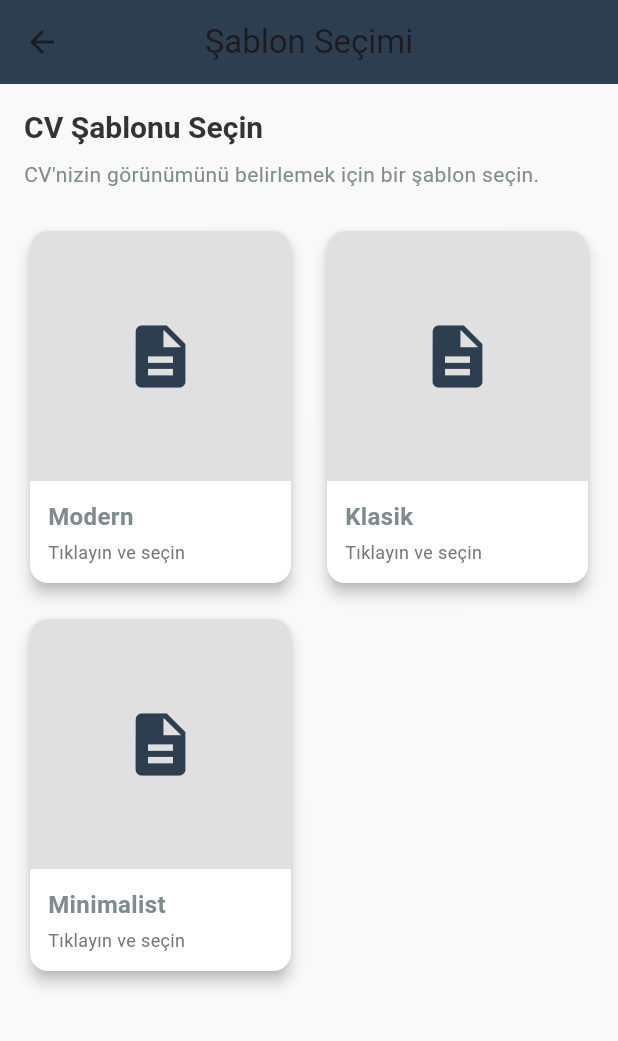
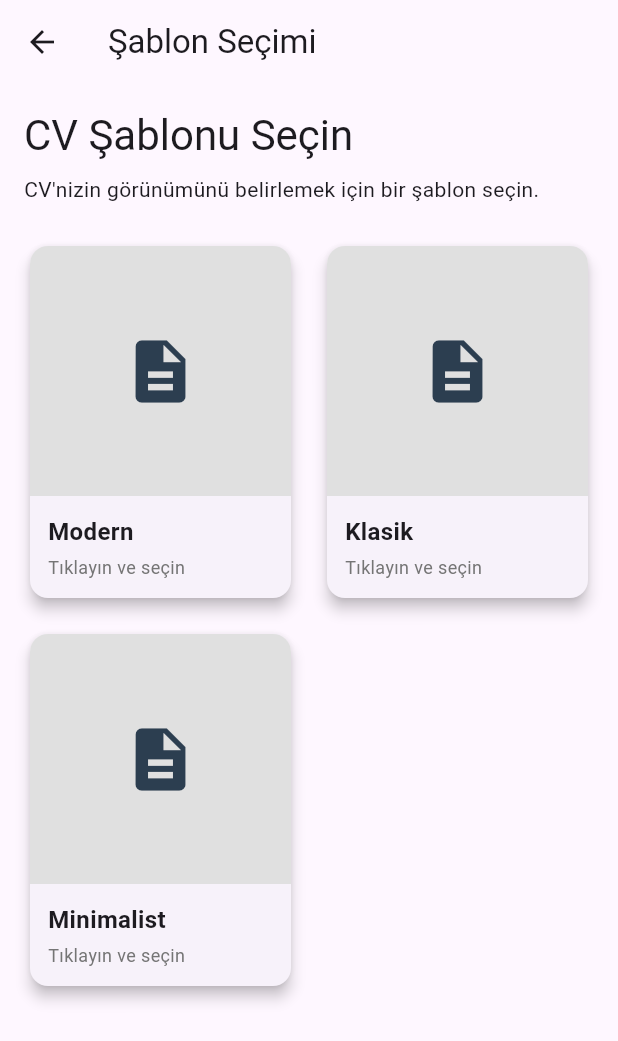
Before and after one commit to ismailhakkii/cv_maker, a Flutter app: the screen it shows after launch, after a tap on "Başla", on a phone screen of 412 x 824 dp. Shown: the top 1041 px of the screen. Run offline on Flutter 3.47's test engine with Material 3 defaults, Android fonts, the phone set to English and light mode, and no system bars; our stand-ins replace pdf, printing, share_plus, shared_preferences, webview_flutter.

Commit message:
tema değişiliği and fixed android ndk issue

```diff
--- a/lib/main.dart
+++ b/lib/main.dart
@@ -30,8 +30,12 @@ class MyApp extends StatelessWidget {
         ChangeNotifierProvider(create: (_) => SkillsViewModel()),
       ],
       child: MaterialApp(
+        debugShowCheckedModeBanner: false,
         title: AppStrings.appName,
-        theme: AppTheme.lightTheme,
+        theme: ThemeData(
+          primarySwatch: Colors.blue,
+          visualDensity: VisualDensity.adaptivePlatformDensity,
+        ),
         initialRoute: AppRoutes.welcome,
         routes: {
           AppRoutes.welcome: (context) => WelcomeScreen(),
--- a/lib/utils/extensions.dart
+++ b/lib/utils/extensions.dart
@@ -101,7 +101,7 @@ extension BuildContextExtension on BuildContext {
 // List uzantıları
 extension ListExtension<T> on List<T> {
   // Listenin boş olup olmadığını kontrol etme
-  bool get isNotNullOrEmpty => this != null && this.isNotEmpty;
+  bool get isNotNullOrEmpty => this.isNotEmpty;
 
   // Listeyi gruplandırma
   Map<K, List<T>> groupBy<K>(K Function(T) keyFunction) {
--- a/lib/views/preview_screen.dart
+++ b/lib/views/preview_screen.dart
@@ -2,7 +2,6 @@
 import 'package:flutter/material.dart';
 import 'package:provider/provider.dart';
 import 'package:webview_flutter/webview_flutter.dart';
-import 'dart:convert';
 import '../utils/constants.dart';
 import '../services/template_service.dart';
 import '../services/pdf_service.dart';
--- a/lib/views/template_selection_screen.dart
+++ b/lib/views/template_selection_screen.dart
@@ -33,7 +33,7 @@ class TemplateSelectionScreen extends StatelessWidget {
               SizedBox(height: 24),
               Expanded(
                 child: GridView.builder(
-                  gridDelegate: SliverGridDelegateWithFixedCrossAxisCount(
+                  gridDelegate: const SliverGridDelegateWithFixedCrossAxisCount(
                     crossAxisCount: 2,
                     childAspectRatio: 0.75,
                     crossAxisSpacing: 16,
--- a/pubspec.yaml
+++ b/pubspec.yaml
@@ -12,8 +12,10 @@ dependencies:
     sdk: flutter
 
   # UI bileşenleri
+  webview_flutter: ^4.2.2
+  webview_flutter_android: ^3.6.2
+  webview_flutter_wkwebview: ^3.4.4
   cupertino_icons: ^1.0.5
-  webview_flutter: ^4.2.2
   flutter_native_splash: ^2.3.1
 
   # Durum yönetimi
```
Also changed, not shown: pubspec.lock, 1 other file.
